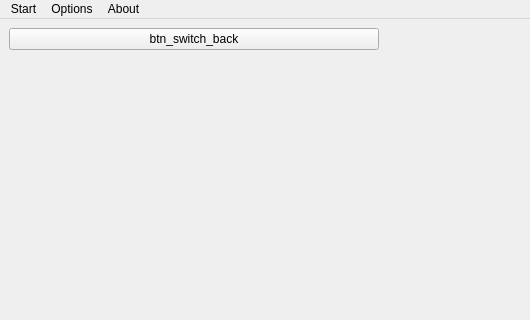
Before: the Qt Designer form Nayda/Application/The_Game/the_game.ui in dsbabkov/Nayda, drawn with Qt 5; both pictures show x 0 to 530 and y 0 to 320 of the 1141 by 664 pixel window.
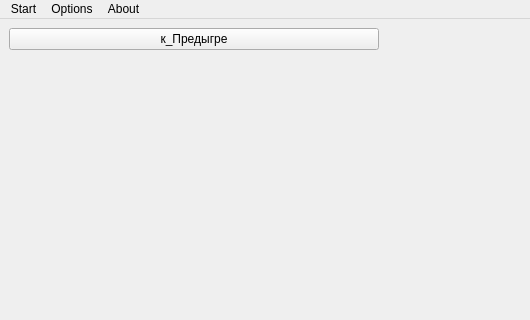
After: the same form once the commit is applied. Custom widgets are drawn as their Qt base class.

Patch:
```diff
--- a/Nayda/Application/The_Game/the_game.ui
+++ b/Nayda/Application/The_Game/the_game.ui
@@ -42,7 +42,7 @@
         <item>
          <widget class="QPushButton" name="btn_switch_back">
           <property name="text">
-           <string>btn_switch_back</string>
+           <string>к_Предыгре</string>
           </property>
          </widget>
         </item>
```
Left out of the diff: 4 changed lines with no effect on the pictures.
